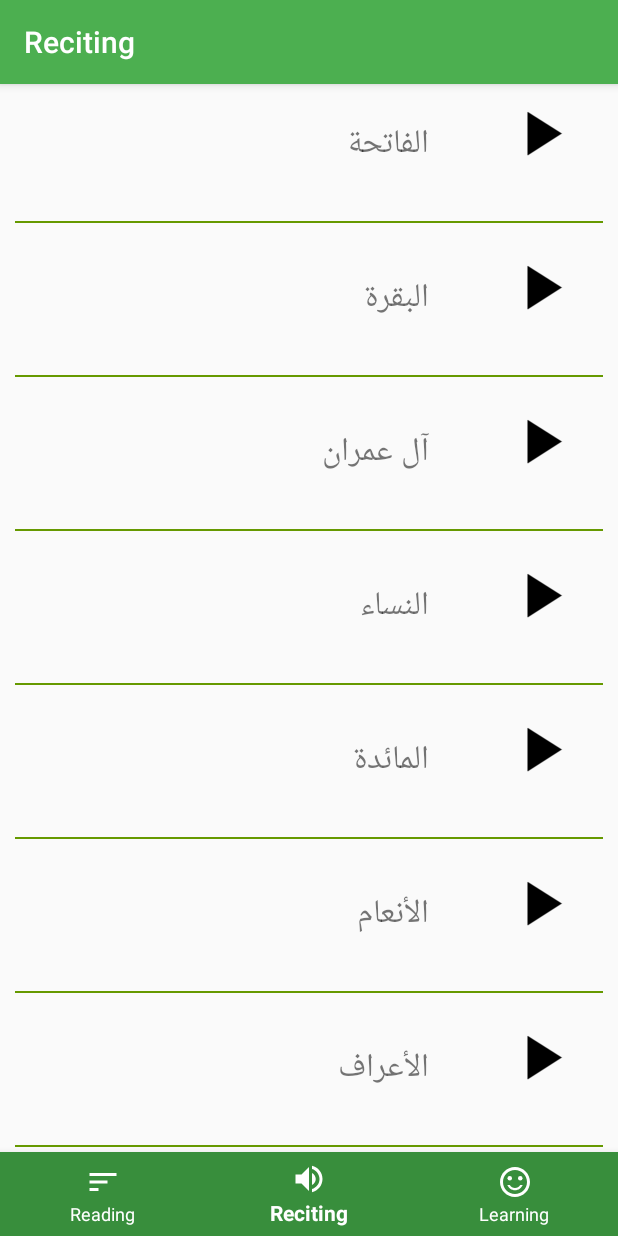
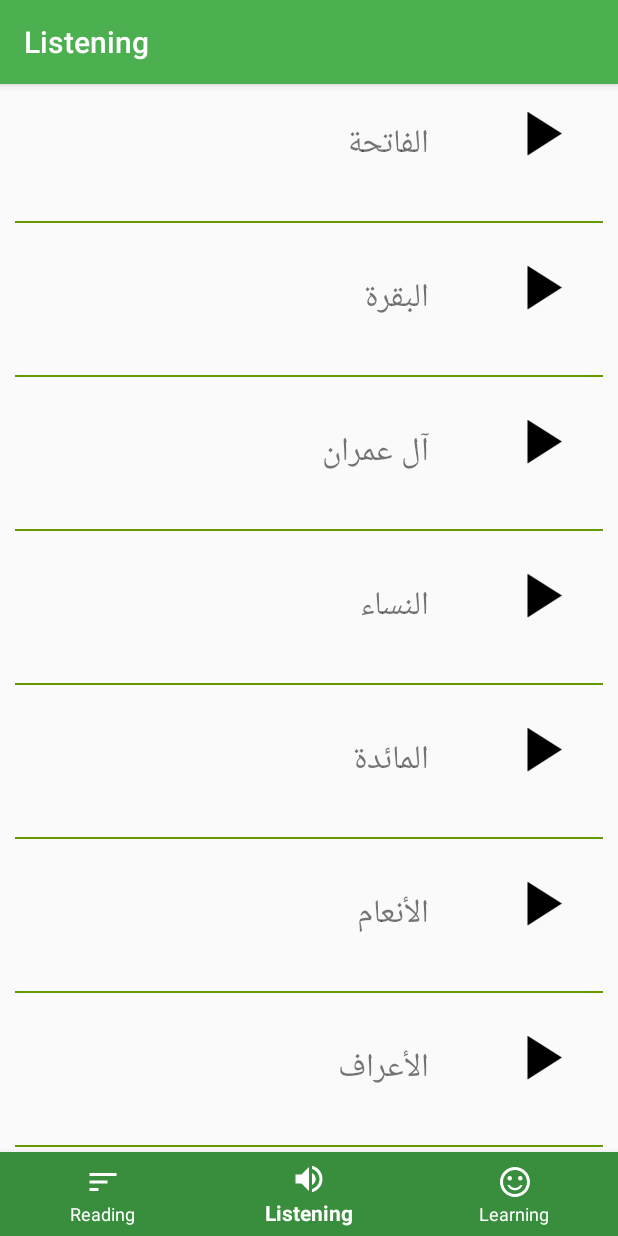
Before and after one commit to MirzaFaizan/QuranPakApplication, an Android app: the screen it shows after launch (MainActivity), item 2 of the bottom bar chosen, on a phone screen of 412 x 824 dp. Run offline under Robolectric (Android 15) with nearby library versions, the phone set to English and light mode, and no system bars.

Commit message:
Added Pause Button/ Added Listening

```diff
--- a/app/src/main/java/com/dmt/attiya/learnquran/MainActivity.java
+++ b/app/src/main/java/com/dmt/attiya/learnquran/MainActivity.java
@@ -51,7 +51,7 @@ public class MainActivity extends AppCompatActivity {
                     loadFragment(fragment);
                     return true;
                 case R.id.navigation_gifts:
-                    toolbar.setTitle("Reciting");
+                    toolbar.setTitle("Listening");
                     fragment = new reciteSurahFragment();
                     loadFragment(fragment);
                     return true;
--- /dev/null
+++ b/app/src/main/res/drawable/ic_pause_black_24dp.xml
@@ -0,0 +1,9 @@
+<vector xmlns:android="http://schemas.android.com/apk/res/android"
+        android:width="24dp"
+        android:height="24dp"
+        android:viewportWidth="24.0"
+        android:viewportHeight="24.0">
+    <path
+        android:fillColor="#FF000000"
+        android:pathData="M6,19h4L10,5L6,5v14zM14,5v14h4L18,5h-4z"/>
+</vector>
--- a/app/src/main/res/layout/activity_surah_reader.xml
+++ b/app/src/main/res/layout/activity_surah_reader.xml
@@ -4,7 +4,7 @@
     xmlns:tools="http://schemas.android.com/tools"
     android:layout_width="match_parent"
     android:layout_height="match_parent"
-    android:background="@drawable/inner"
+    android:background="@android:color/white"
     tools:context="com.dmt.attiya.learnquran.SurahReader">
 
     <TextView
@@ -20,6 +20,6 @@
         android:scrollbarAlwaysDrawVerticalTrack="true"
         android:textSize="28dp"
         android:hint="Arabic here"
-        android:textColor="#ffffff"/>
+        android:textColor="#000000"/>
 
 </LinearLayout>
--- a/app/src/main/res/values/strings.xml
+++ b/app/src/main/res/values/strings.xml
@@ -1,6 +1,6 @@
 <resources>
     <string name="app_name">Quran Reader</string>
     <string name="title_Reading">Reading</string>
-    <string name="title_Reciting">Reciting</string>
+    <string name="title_Reciting">Listening</string>
     <string name="title_Learning">Learning</string>
 </resources>
```
Also changed, not shown: app/src/main/java/com/dmt/attiya/learnquran/fragment/reciteSurahAdapter.java (+12 -2 lines), 21 other files.
